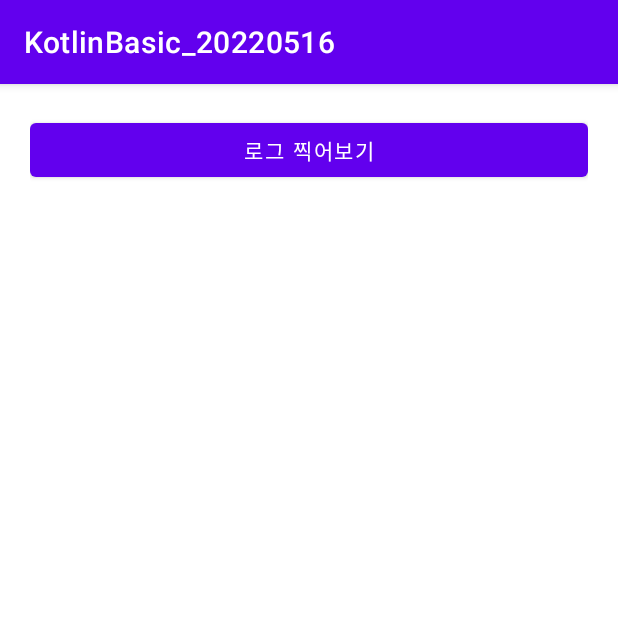
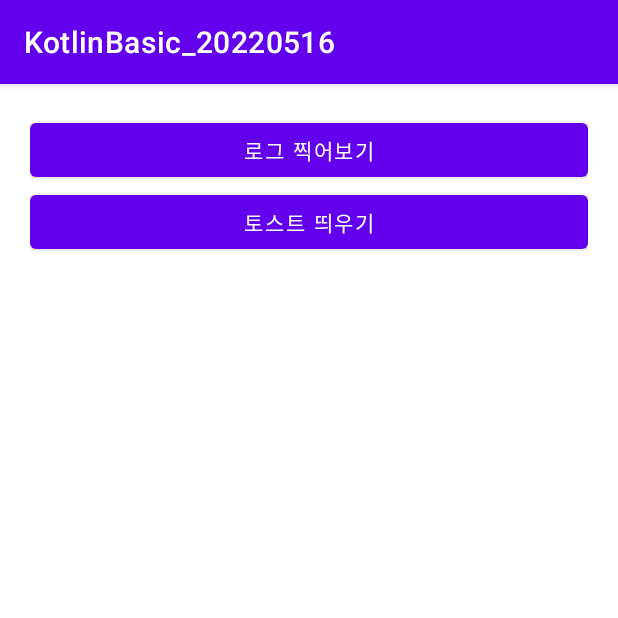
Before and after one commit to LIM-BAEK-SAN/KotlinBasic_20220516, an Android app: the screen it shows after launch (MainActivity), on a phone screen of 412 x 824 dp, the top half of it. Run offline under Robolectric (Android 15) with nearby library versions, the phone set to English and light mode, and no system bars.

Commit message:
토스트 추가

```diff
--- a/app/src/main/java/kr/nepp/kotlinbasic_20220516/MainActivity.kt
+++ b/app/src/main/java/kr/nepp/kotlinbasic_20220516/MainActivity.kt
@@ -3,6 +3,7 @@ package kr.nepp.kotlinbasic_20220516
 import androidx.appcompat.app.AppCompatActivity
 import android.os.Bundle
 import android.util.Log
+import android.widget.Toast
 import kotlinx.android.synthetic.main.activity_main.*
 import kotlin.math.log
 
@@ -24,5 +25,11 @@ class MainActivity : AppCompatActivity() {
             Log.d("메인화면", "로그 버튼 길게 눌림")
             return@setOnLongClickListener true
         }
+
+        btnToast.setOnClickListener {
+
+            //토스트 띄우기
+            Toast.makeText(this, "테스트용 토스트", Toast.LENGTH_SHORT).show()
+        }
     }
 }
--- a/app/src/main/res/layout/activity_main.xml
+++ b/app/src/main/res/layout/activity_main.xml
@@ -13,4 +13,10 @@
         android:layout_width="match_parent"
         android:layout_height="wrap_content"
         android:text="로그 찍어보기"/>
+
+    <Button
+        android:id="@+id/btnToast"
+        android:layout_width="match_parent"
+        android:layout_height="wrap_content"
+        android:text="토스트 띄우기"/>
 </LinearLayout>
```
